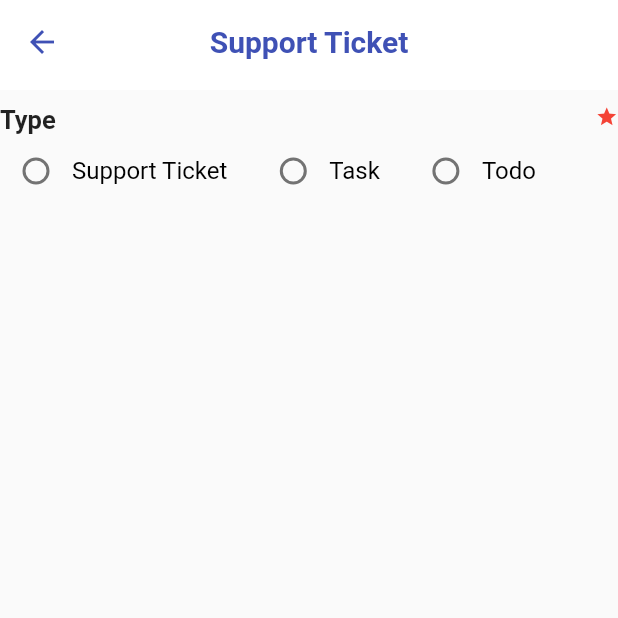
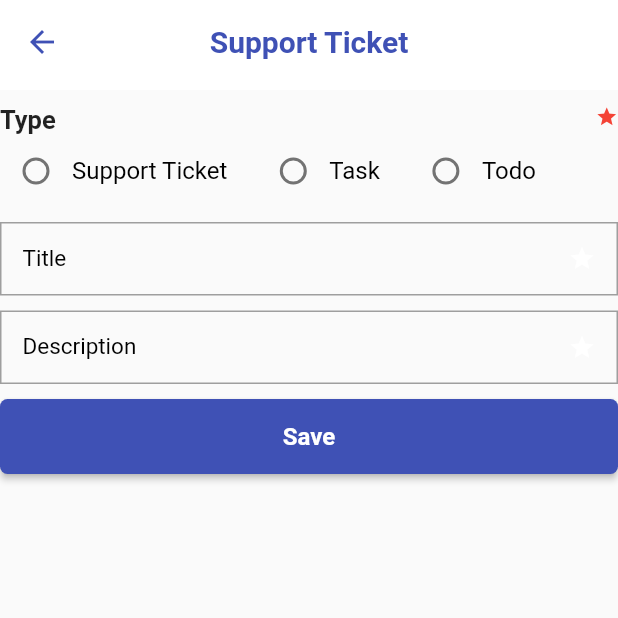
Before and after one commit to sukanto113/ba-training-app, a Flutter app: the SupportSubmitFormPage screen opened directly, on a phone screen of 412 x 824 dp, the top half of it. Run offline on Flutter 3.47's test engine with Material 2 defaults, Android fonts, the light colour scheme and no system bars; our stand-ins replace cached_network_image, dio, dropdown_search, flutter_bloc, get, shared_preferences and 3 more; accounts and stored records are empty; Roboto replaces fonts that are missing (Poppins).

Commit message:
add title, description and submit button

```diff
--- a/lib/ebs_prototype/features/support/presentation/support_submit/support_submit_form_controller.dart
+++ b/lib/ebs_prototype/features/support/presentation/support_submit/support_submit_form_controller.dart
@@ -8,8 +8,11 @@ class SupportSubmitFormController extends GetxController {
   SupportFormState state = SupportFormState();
   final SupportEditApplication _app;
 
+  late final String submitButtonText;
+
   SupportSubmitFormController({SupportItem? existingItem})
       : _app = SupportEditApplication(existingItem) {
+    _setupSubmitButtonText(existingItem);
     _syncWithApp();
     _listenSupportTypeChange();
   }
@@ -28,4 +31,12 @@ class SupportSubmitFormController extends GetxController {
     _app.setType(state.supportTypeGroup.itemToTypeMap[state.supportType]);
     _syncWithApp();
   }
+
+  void _setupSubmitButtonText(SupportItem? existingItem) {
+    if (existingItem == null) {
+      submitButtonText = "Save";
+    } else {
+      submitButtonText = "Update";
+    }
+  }
 }
--- a/lib/ebs_prototype/features/support/presentation/support_submit/support_submit_form_screen.dart
+++ b/lib/ebs_prototype/features/support/presentation/support_submit/support_submit_form_screen.dart
@@ -1,8 +1,10 @@
 import 'package:ba_training_app/ebs_prototype/features/support/domain/support_item.dart';
 import 'package:ba_training_app/ebs_prototype/features/support/presentation/support_submit/support_submit_form_controller.dart';
 import 'package:ba_training_app/ebs_prototype/utils/constants/text_constants.dart';
+import 'package:ba_training_app/ebs_prototype/widgets/custom_button.dart';
 import 'package:ba_training_app/ebs_prototype/widgets/custom_form_titile_label.dart';
 import 'package:ba_training_app/ebs_prototype/widgets/custom_search_dropdown.dart';
+import 'package:ba_training_app/ebs_prototype/widgets/custom_text_ield.dart';
 import 'package:ba_training_app/ebs_prototype/widgets/gaps.dart';
 import 'package:ba_training_app/ebs_prototype/widgets/visibilityrx.dart';
 import 'package:flutter/material.dart';
@@ -52,9 +54,22 @@ class _SupportSubmitFormState extends State<SupportSubmitForm> {
             options: controller.state.supportTypeOptions,
             existingRadioSelected: controller.state.supportType.value,
           ),
+          const ShortVerticalGap(),
+          CustomTextField(
+            onChangedFunction: (val) {},
+            // controller: purposeController,
+            textInputType: TextInputType.text,
+            readOnly: false,
+            maxValue: 1,
+            title: 'Title',
+            isRequired: false,
+          ),
+          const ShortVerticalGap(),
           VisibilityRx(
             visible: controller.state.isAssignToVisible,
-            child: CustomSearchDropDown(
+            child: Column(
+              children: [
+                CustomSearchDropDown(
                   selectedItem: "Sukanto Saha",
                   autovalidateMode: AutovalidateMode.onUserInteraction,
                   validator: (value) {
@@ -68,6 +83,32 @@ class _SupportSubmitFormState extends State<SupportSubmitForm> {
                   searchBox: true,
                   items: [],
                 ),
+                const ShortVerticalGap(),
+              ],
+            ),
+          ),
+          CustomTextField(
+            onChangedFunction: (val) {},
+            // controller: purposeController,
+            textInputType: TextInputType.text,
+            readOnly: false,
+            maxValue: 1,
+            title: 'Description',
+            isRequired: false,
+          ),
+          const ShortVerticalGap(),
+          CustomButton(
+            onPressed: () async {},
+            buttonName: "save",
+            icons: Icons.folder_open,
+            buttonColor: Colors.indigo,
+            child: Text(
+              controller.submitButtonText,
+              style: const TextStyle(
+                fontWeight: FontWeight.bold,
+                color: Colors.white,
+              ),
+            ),
           ),
         ],
       ),
--- /dev/null
+++ b/lib/ebs_prototype/widgets/custom_button.dart
@@ -0,0 +1,59 @@
+import 'package:flutter/material.dart';
+
+import '../utils/constants/text_styles.dart';
+
+class CustomButton extends StatelessWidget {
+  const CustomButton(
+      {Key? key,
+      required this.onPressed,
+      required this.buttonColor,
+      this.buttonName,
+      this.child,
+      this.icons,
+      this.style,
+      this.borderRadius})
+      : super(key: key);
+  final Function()? onPressed;
+  final String? buttonName;
+  final IconData? icons;
+  final Widget? child;
+  final ButtonStyle? style;
+  final Color buttonColor;
+  final double? borderRadius;
+
+  @override
+  Widget build(BuildContext context) {
+    return ElevatedButton(
+      onPressed: onPressed,
+      style: ElevatedButton.styleFrom(
+          shape: RoundedRectangleBorder(
+            borderRadius: BorderRadius.circular(
+                borderRadius ?? 5), // change 10 to the desired radius
+          ),
+          backgroundColor: buttonColor,
+          textStyle: normalTextStyle,
+          fixedSize: const Size(150, 50)),
+      child: child ??
+          Row(
+            mainAxisAlignment: MainAxisAlignment.center,
+            crossAxisAlignment: CrossAxisAlignment.center,
+            children: [
+              if (icons != null)
+                Icon(
+                  icons,
+                  size: 20,
+                  color: Colors.white,
+                ),
+              if (icons != null)
+                const SizedBox(
+                  width: 6,
+                ),
+              Text(
+                buttonName!,
+                style: normalWhiteTextStyle,
+              ),
+            ],
+          ),
+    );
+  }
+}
--- /dev/null
+++ b/lib/ebs_prototype/widgets/custom_text_ield.dart
@@ -0,0 +1,125 @@
+import 'package:flutter/material.dart';
+
+import '../utils/constants/text_styles.dart';
+
+class CustomTextField extends StatelessWidget {
+  const CustomTextField({
+    Key? key,
+    this.controller,
+    this.autoValidateMode,
+    required this.title,
+    this.hintTextName,
+    this.onChangedFunction,
+    required this.textInputType,
+    this.onPressed,
+    this.icon,
+    required this.readOnly,
+    required this.maxValue,
+    this.validator,
+    this.textInputAction,
+    this.isTrue,
+    this.fillColor,
+    this.isRequired,
+    this.filled,
+    this.borderRadius,
+    this.borderSide,
+    this.obscureTextTy = false,
+    this.initialValue,
+    this.maxWord,
+    this.contentPadding,
+  }) : super(key: key);
+  final String title;
+  final AutovalidateMode? autoValidateMode;
+  final String? hintTextName;
+  final TextInputType textInputType;
+  final TextInputAction? textInputAction;
+  final bool? isTrue;
+  final String? initialValue;
+  final ValueChanged<String>? onChangedFunction;
+  final bool readOnly;
+  final Function()? onPressed;
+  final int? maxWord;
+  final bool? filled;
+
+  final FormFieldValidator<String>? validator;
+  final IconData? icon;
+  final int maxValue;
+  final bool obscureTextTy;
+  final bool? isRequired;
+  final TextEditingController? controller;
+  final BorderRadius? borderRadius;
+  final BorderSide? borderSide;
+  final Color? fillColor;
+  final EdgeInsetsGeometry? contentPadding;
+
+  @override
+  Widget build(BuildContext context) {
+    return TextFormField(
+      autovalidateMode: autoValidateMode,
+      initialValue: initialValue,
+      readOnly: readOnly,
+      controller: controller,
+      validator: validator,
+      keyboardType: textInputType,
+      style: normalTextStyle,
+      cursorColor: Colors.black,
+      maxLines: maxValue,
+      maxLength: maxWord,
+      textInputAction: textInputAction,
+      decoration: InputDecoration(
+        hintText: hintTextName,
+        contentPadding:
+            contentPadding ?? const EdgeInsets.fromLTRB(15, 30, 0, 0),
+        filled: filled,
+        fillColor: fillColor,
+        errorStyle: const TextStyle(
+          fontSize: 0,
+          height: 50,
+        ),
+        counter: const Offstage(),
+        focusedErrorBorder: OutlineInputBorder(
+          borderRadius: borderRadius ?? BorderRadius.circular(0),
+          borderSide:
+              borderSide ?? const BorderSide(color: Colors.grey, width: 1.0),
+        ),
+        // hintStyle: normalTextStyle,
+        labelText: title,
+        labelStyle: normalBlackTextStyle,
+        errorBorder: OutlineInputBorder(
+          borderRadius: borderRadius ?? BorderRadius.circular(0),
+          borderSide: const BorderSide(color: Colors.red, width: 1.0),
+        ),
+        focusedBorder: OutlineInputBorder(
+          borderRadius: borderRadius ?? BorderRadius.circular(0),
+          borderSide:
+              borderSide ?? const BorderSide(color: Colors.grey, width: 1.0),
+        ),
+        enabledBorder: OutlineInputBorder(
+          borderRadius: borderRadius ?? BorderRadius.circular(0),
+          borderSide:
+              borderSide ?? const BorderSide(color: Colors.grey, width: 1.0),
+        ),
+        isDense: true, // Added this
+        // contentPadding: const EdgeInsets.all(15),
+        suffixIcon: isRequired == true
+            ? IconButton(
+                icon: const Icon(
+                  Icons.star,
+                  color: Colors.red,
+                ),
+                onPressed: onPressed,
+              )
+            : IconButton(
+                icon: const Icon(
+                  Icons.star,
+                  color: Colors.white,
+                ),
+                onPressed: onPressed,
+              ),
+      ),
+      autofocus: false,
+      onChanged: onChangedFunction,
+      obscureText: obscureTextTy,
+    );
+  }
+}
```
Lines whose indentation alone changed are shown as unchanged.
